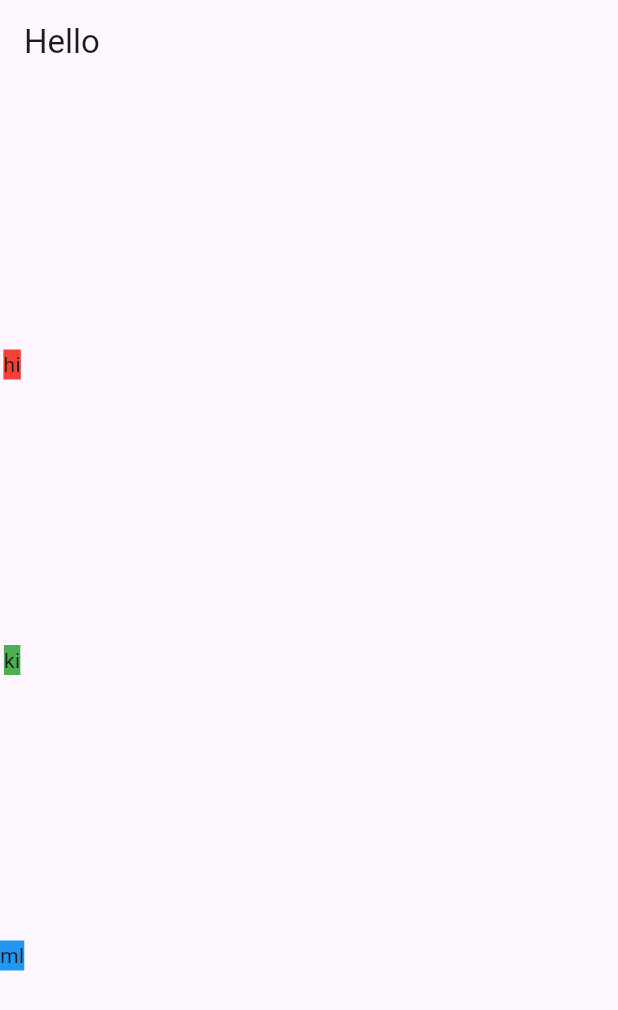
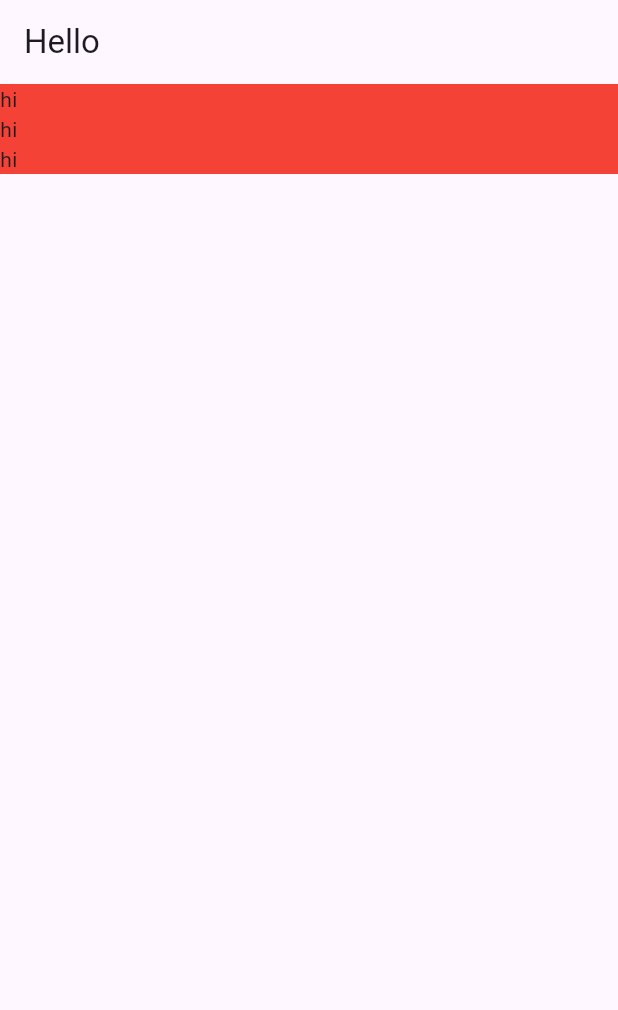
Before and after one commit to natanmuletahunde/document_scanner_flu-ML, a Flutter app: the screen it shows after launch, on a phone screen of 412 x 824 dp. Shown: the top 1010 px of the screen. Run offline on Flutter 3.47's test engine with Material 3 defaults, Android fonts, the phone set to English and light mode, and no system bars.

Commit message:
create another textsection.dart and import it

```diff
--- a/lib/screens/location_detail/location_detail.dart
+++ b/lib/screens/location_detail/location_detail.dart
@@ -1,4 +1,5 @@
 import 'package:flutter/material.dart';
+import 'package:free_code_camp_flu/screens/location_detail/text_section.dart';
 class LocationDetail extends StatelessWidget {
   const LocationDetail({super.key});
 
@@ -9,26 +10,12 @@ class LocationDetail extends StatelessWidget {
         title: Text('Hello'),
       ),
       body: Column(
-        mainAxisAlignment: MainAxisAlignment.spaceEvenly,
+        mainAxisAlignment: MainAxisAlignment.start,
+        crossAxisAlignment: CrossAxisAlignment.stretch,
         children: [
-          Container(
-            decoration: BoxDecoration(
-              color: Colors.red
-            ),
-            child: Text('hi'),
-          ),
-           Container(
-            decoration: BoxDecoration(
-              color: Colors.green
-            ),
-            child: Text('ki'),
-          ),
-           Container(
-            decoration: BoxDecoration(
-              color: Colors.blue
-            ),
-            child: Text('ml'),
-          ),
+        TextSection(),
+        TextSection(),
+        TextSection()
         ],
       ),
     );
--- /dev/null
+++ b/lib/screens/location_detail/text_section.dart
@@ -0,0 +1,14 @@
+import 'package:flutter/material.dart';
+class TextSection extends StatelessWidget {
+  const TextSection({super.key});
+
+  @override
+  Widget build(BuildContext context) {
+    return   Container(
+            decoration: BoxDecoration(
+              color: Colors.red
+            ),
+            child: Text('hi'),
+          );
+  }
+}
```
